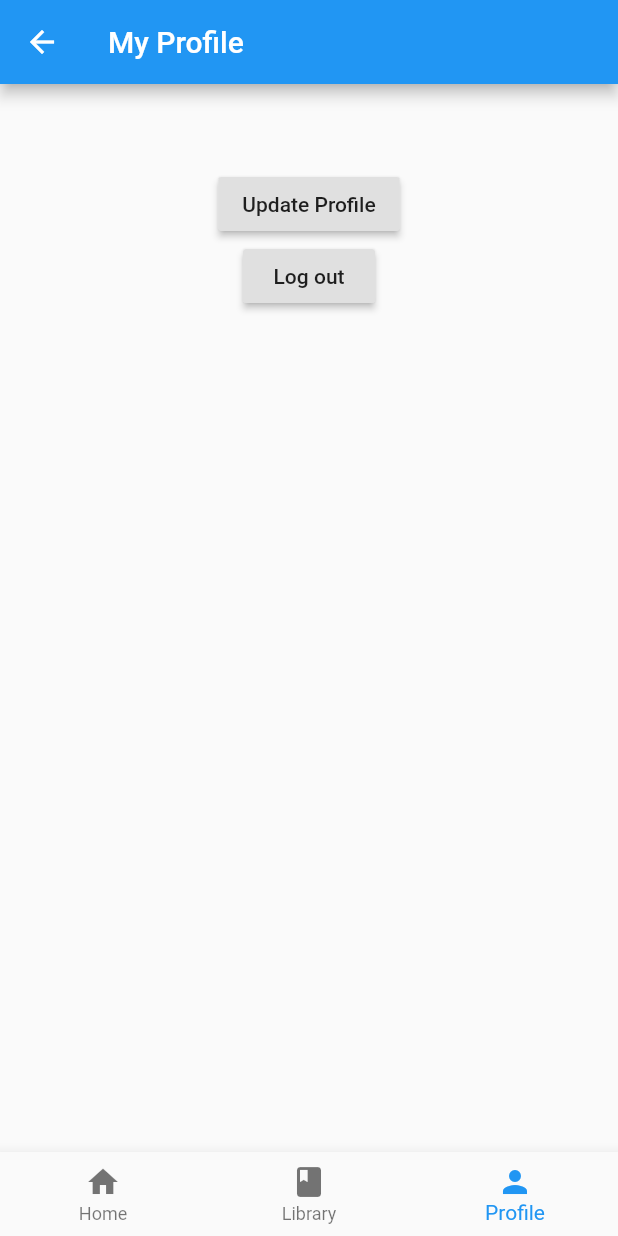
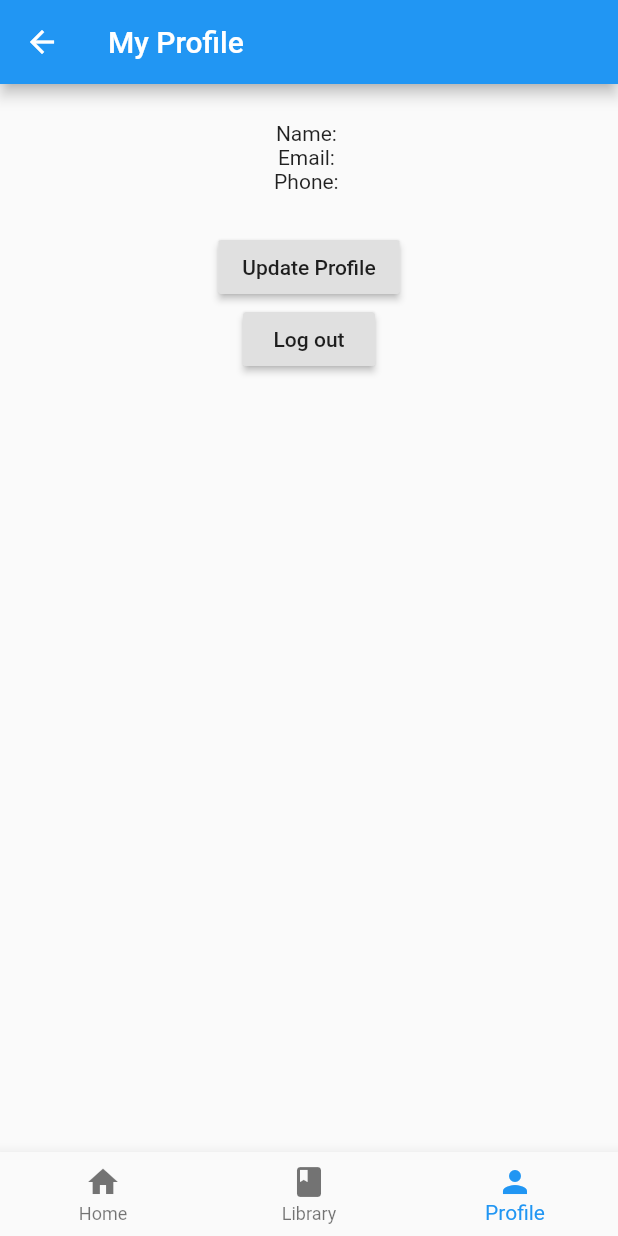
Before and after one commit to talhabayburtlu/Bookie, a Flutter app: the HomeView screen opened by its route, item 3 of the bottom bar chosen, on a phone screen of 412 x 824 dp. Run offline on Flutter 3.47's test engine with Material 2 defaults, Android fonts, the phone set to English and light mode, and no system bars; our stand-ins replace auto_route, get_it, injectable, stacked, stacked_services; missing offline and left inert: dart:ffi, observable_ish; accounts and stored records are empty; network calls fail.

```diff
--- a/bookie-app/lib/views/pages/profile_page.dart
+++ b/bookie-app/lib/views/pages/profile_page.dart
@@ -1,3 +1,4 @@
+import 'package:bookie/utils/ui_helpers.dart';
 import 'package:bookie/viewmodels/pages/profile_page_viewmodel.dart';
 import 'package:flutter/material.dart';
 import 'package:stacked/stacked.dart';
@@ -12,17 +13,35 @@ class ProfilePage extends StatelessWidget {
               width: double.infinity,
               child: Column(
                 children: [
+                  verticalSpaceMedium,
                   Container(
-                    child: Card(
-                      child: Column(
-                        children: [
-                          Text("${model.user.name}"),
-                          Text("${model.user.email}"),
-                          Text("${model.user.phone}")
-                        ],
-                      ),
+                    child: Column(
+                      children: [
+                        Row(
+                          mainAxisAlignment: MainAxisAlignment.center,
+                          children: [
+                            Text("Name: "),
+                            Text("${model.user.name}"),
+                          ],
+                        ),
+                        Row(
+                          mainAxisAlignment: MainAxisAlignment.center,
+                          children: [
+                            Text("Email: "),
+                            Text("${model.user.email}"),
+                          ],
+                        ),
+                        Row(
+                          mainAxisAlignment: MainAxisAlignment.center,
+                          children: [
+                            Text("Phone: "),
+                            Text("${model.user.phone}"),
+                          ],
+                        )
+                      ],
                     ),
                   ),
+                  verticalSpaceMedium,
                   RaisedButton(
                     onPressed: () {
                       model.updateProfile();
```
Also changed, not shown: bookie-app/lib/viewmodels/update_details_viewmodel.dart (+18 -1 lines), bookie-app/lib/views/update_details_view.dart (+55 -1 lines).
